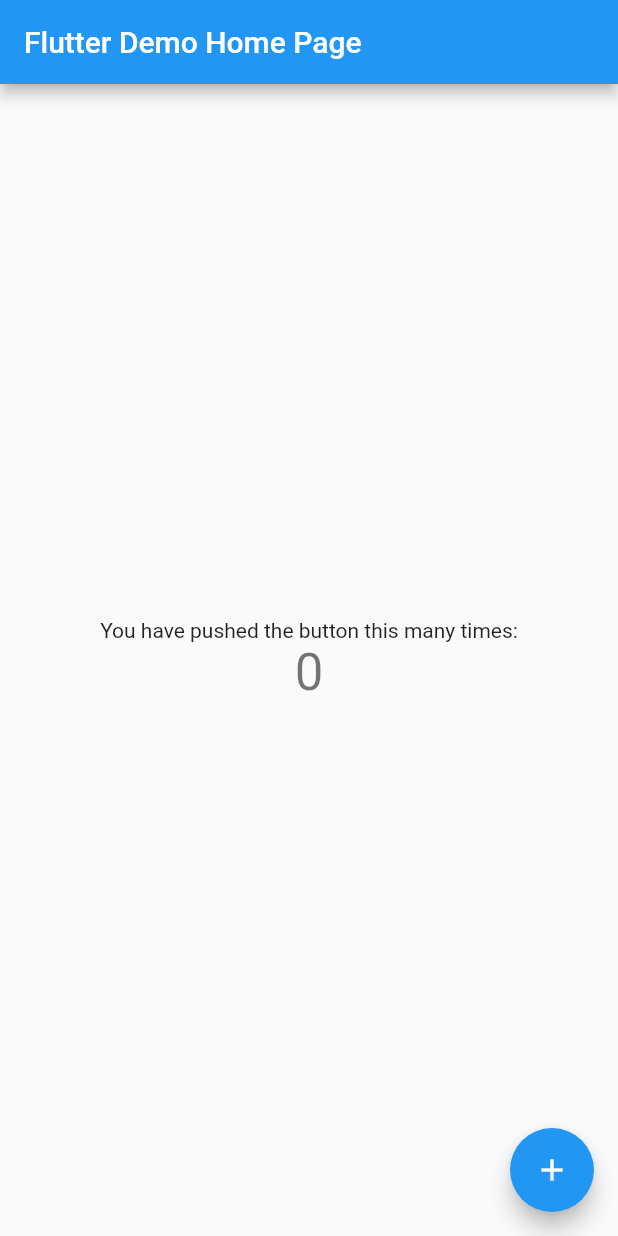
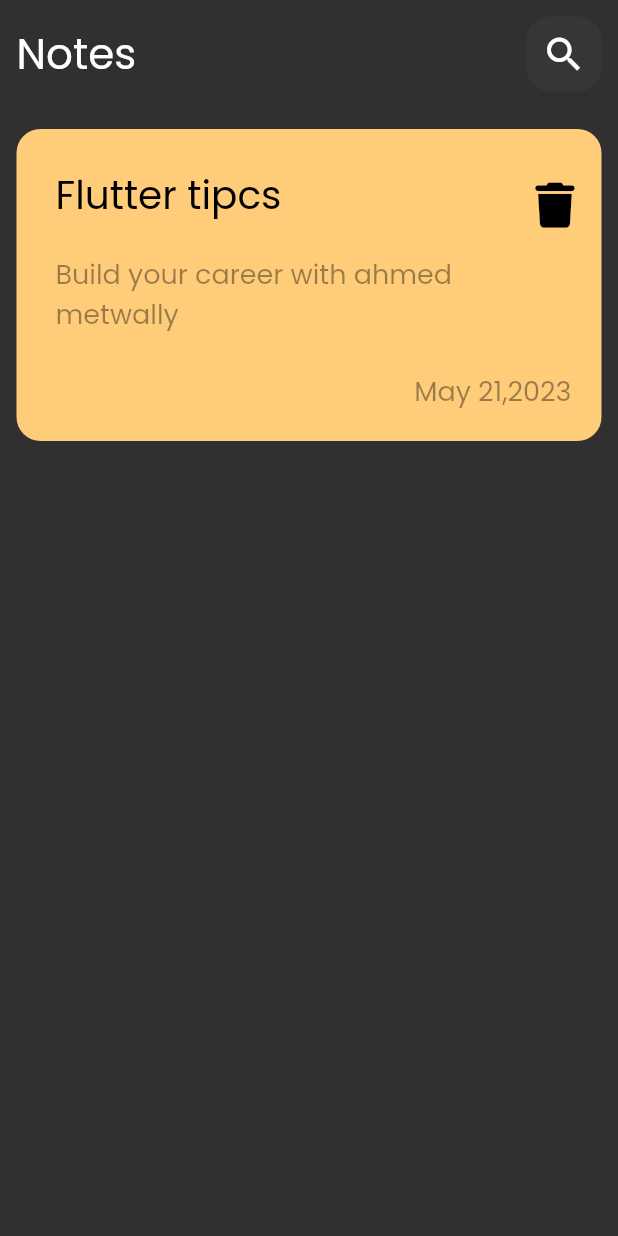
Before and after one commit to ahmedmmetwally/flutter-notes-app, a Flutter app: the screen it shows after launch, on a phone screen of 412 x 824 dp. Run offline on Flutter 3.47's test engine with Material 2 defaults, Android fonts, the phone set to English and light mode, and no system bars; our stand-ins replace font_awesome_flutter.

Commit message:
add app bar item and custome note item

```diff
--- a/lib/main.dart
+++ b/lib/main.dart
@@ -1,115 +1,18 @@
 import 'package:flutter/material.dart';
+import 'package:notes_app_bloc_local_database/views/notes_view.dart';
 
 void main() {
-  runApp(const MyApp());
+  runApp(const NotesApp());
 }
+class NotesApp extends StatelessWidget {
+  const NotesApp({Key? key}) : super(key: key);
 
-class MyApp extends StatelessWidget {
-  const MyApp({Key? key}) : super(key: key);
-
-  // This widget is the root of your application.
   @override
   Widget build(BuildContext context) {
     return MaterialApp(
-      title: 'Flutter Demo',
-      theme: ThemeData(
-        // This is the theme of your application.
-        //
-        // Try running your application with "flutter run". You'll see the
-        // application has a blue toolbar. Then, without quitting the app, try
-        // changing the primarySwatch below to Colors.green and then invoke
-        // "hot reload" (press "r" in the console where you ran "flutter run",
-        // or simply save your changes to "hot reload" in a Flutter IDE).
-        // Notice that the counter didn't reset back to zero; the application
-        // is not restarted.
-        primarySwatch: Colors.blue,
-      ),
-      home: const MyHomePage(title: 'Flutter Demo Home Page'),
+      debugShowCheckedModeBanner: false,
+      theme: ThemeData(brightness: Brightness.dark,fontFamily: "Poppins"),
+      home: NotesView(),
     );
   }
 }
-
-class MyHomePage extends StatefulWidget {
-  const MyHomePage({Key? key, required this.title}) : super(key: key);
-
-  // This widget is the home page of your application. It is stateful, meaning
-  // that it has a State object (defined below) that contains fields that affect
-  // how it looks.
-
-  // This class is the configuration for the state. It holds the values (in this
-  // case the title) provided by the parent (in this case the App widget) and
-  // used by the build method of the State. Fields in a Widget subclass are
-  // always marked "final".
-
-  final String title;
-
-  @override
-  State<MyHomePage> createState() => _MyHomePageState();
-}
-
-class _MyHomePageState extends State<MyHomePage> {
-  int _counter = 0;
-
-  void _incrementCounter() {
-    setState(() {
-      // This call to setState tells the Flutter framework that something has
-      // changed in this State, which causes it to rerun the build method below
-      // so that the display can reflect the updated values. If we changed
-      // _counter without calling setState(), then the build method would not be
-      // called again, and so nothing would appear to happen.
-      _counter++;
-    });
-  }
-
-  @override
-  Widget build(BuildContext context) {
-    // This method is rerun every time setState is called, for instance as done
-    // by the _incrementCounter method above.
-    //
-    // The Flutter framework has been optimized to make rerunning build methods
-    // fast, so that you can just rebuild anything that needs updating rather
-    // than having to individually change instances of widgets.
-    return Scaffold(
-      appBar: AppBar(
-        // Here we take the value from the MyHomePage object that was created by
-        // the App.build method, and use it to set our appbar title.
-        title: Text(widget.title),
-      ),
-      body: Center(
-        // Center is a layout widget. It takes a single child and positions it
-        // in the middle of the parent.
-        child: Column(
-          // Column is also a layout widget. It takes a list of children and
-          // arranges them vertically. By default, it sizes itself to fit its
-          // children horizontally, and tries to be as tall as its parent.
-          //
-          // Invoke "debug painting" (press "p" in the console, choose the
-          // "Toggle Debug Paint" action from the Flutter Inspector in Android
-          // Studio, or the "Toggle Debug Paint" command in Visual Studio Code)
-          // to see the wireframe for each widget.
-          //
-          // Column has various properties to control how it sizes itself and
-          // how it positions its children. Here we use mainAxisAlignment to
-          // center the children vertically; the main axis here is the vertical
-          // axis because Columns are vertical (the cross axis would be
-          // horizontal).
-          mainAxisAlignment: MainAxisAlignment.center,
-          children: <Widget>[
-            const Text(
-              'You have pushed the button this many times:',
-            ),
-            Text(
-              '$_counter',
-              style: Theme.of(context).textTheme.headline4,
-            ),
-          ],
-        ),
-      ),
-      floatingActionButton: FloatingActionButton(
-        onPressed: _incrementCounter,
-        tooltip: 'Increment',
-        child: const Icon(Icons.add),
-      ), // This trailing comma makes auto-formatting nicer for build methods.
-    );
-  }
-}
--- /dev/null
+++ b/lib/views/notes_view.dart
@@ -0,0 +1,13 @@
+import 'package:flutter/material.dart';
+import 'package:notes_app_bloc_local_database/views/widgets/notes_view_body.dart';
+
+class NotesView extends StatelessWidget {
+  const NotesView({Key? key}) : super(key: key);
+
+  @override
+  Widget build(BuildContext context) {
+    return SafeArea(
+      child: Scaffold( body: NotesViewBody()),
+    );
+  }
+}
--- /dev/null
+++ b/lib/views/widgets/custom_app_bar.dart
@@ -0,0 +1,17 @@
+import 'package:flutter/material.dart';
+import 'package:notes_app_bloc_local_database/views/widgets/custom_search_icon.dart';
+
+class CustomAppBar extends StatelessWidget {
+  const CustomAppBar({Key? key}) : super(key: key);
+
+  @override
+  Widget build(BuildContext context) {
+    return Padding(
+      padding: const EdgeInsets.only(bottom: 15),
+      child: Row(mainAxisAlignment: MainAxisAlignment.spaceBetween,children:[
+        Text("Notes",style: TextStyle(fontSize: 28),),
+        CustomSearchIcon(),
+      ]),
+    );
+  }
+}
--- /dev/null
+++ b/lib/views/widgets/custom_search_icon.dart
@@ -0,0 +1,12 @@
+import 'package:flutter/material.dart';
+
+class CustomSearchIcon extends StatelessWidget {
+  const CustomSearchIcon({Key? key}) : super(key: key);
+
+  @override
+  Widget build(BuildContext context) {
+    return Container(height: 50,width: 50,decoration: BoxDecoration(borderRadius: BorderRadius.circular(16),
+    color: Colors.white.withOpacity(.03)),
+    child: Icon(Icons.search,size: 30,),);
+  }
+}
--- /dev/null
+++ b/lib/views/widgets/custome_note_item.dart
@@ -0,0 +1,28 @@
+import 'package:flutter/material.dart';
+import 'package:font_awesome_flutter/font_awesome_flutter.dart';
+
+class NoteItem extends StatelessWidget {
+  const NoteItem({Key? key}) : super(key: key);
+
+  @override
+  Widget build(BuildContext context) {
+    return Container(margin: EdgeInsets.symmetric(vertical: 10),decoration: BoxDecoration(borderRadius: BorderRadius.circular(16),color: Color(0xffFFCD79)),
+      child: Padding(
+        padding: const EdgeInsets.only(top:20,left: 10,bottom: 20),
+        child: Column(crossAxisAlignment: CrossAxisAlignment.end,children: [
+          ListTile(title: Text("Flutter tipcs",style: TextStyle(fontSize: 26,color: Colors.black),),
+            subtitle: Padding(
+              padding: const EdgeInsets.symmetric(vertical: 20),
+              child: Text("Build your career with ahmed metwally",style: TextStyle(fontSize: 18,color: Colors.black.withOpacity(.4)),),
+            ),
+            trailing: Icon(FontAwesomeIcons.trash,color: Colors.black,size:30 ,),
+          ),
+          Padding(
+            padding: const EdgeInsets.only(right: 20),
+            child: Text("May 21,2023",style: TextStyle(fontSize: 18,color: Colors.black.withOpacity(.4))),
+          ),
+
+        ],),
+      ),);
+  }
+}
--- /dev/null
+++ b/lib/views/widgets/notes_view_body.dart
@@ -0,0 +1,18 @@
+import 'package:flutter/material.dart';
+import 'package:notes_app_bloc_local_database/views/widgets/custom_app_bar.dart';
+import './custome_note_item.dart';
+
+class NotesViewBody extends StatelessWidget {
+  const NotesViewBody({Key? key}) : super(key: key);
+
+  @override
+  Widget build(BuildContext context) {
+    return Padding(
+      padding: const EdgeInsets.all(11.0),
+      child: Column (children: [
+        CustomAppBar(),
+        NoteItem(),
+      ],),
+    );
+  }
+}
```
Also changed, not shown: pubspec.yaml (+5 -4 lines), assets/fonts/Poppins-Regular.ttf (added), pubspec.lock, 1 other file.
